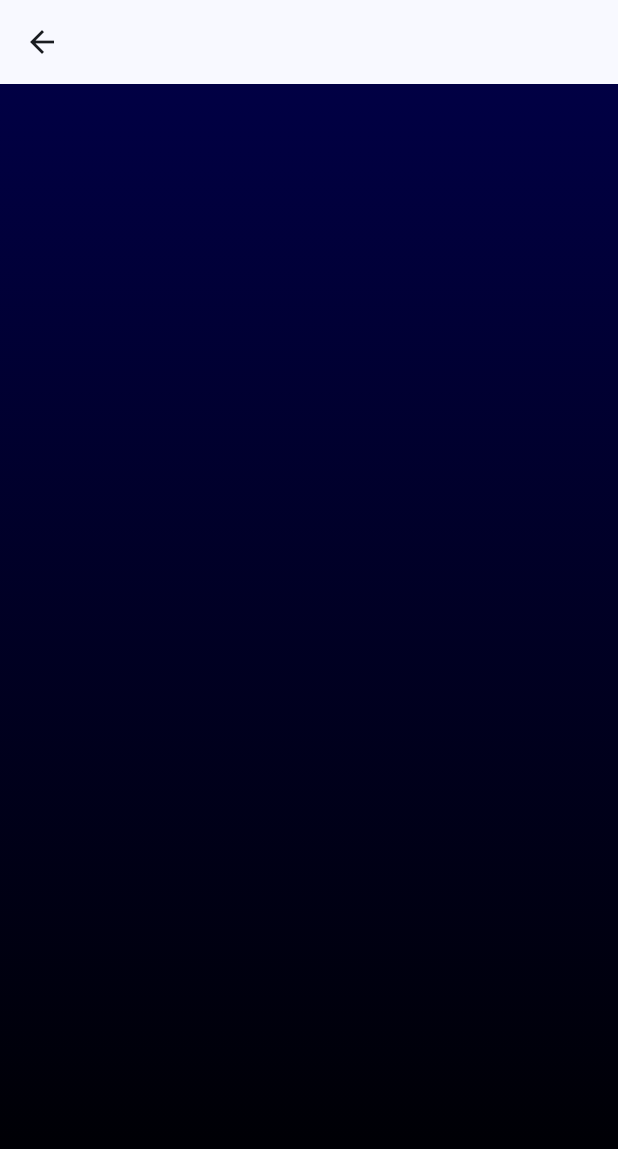
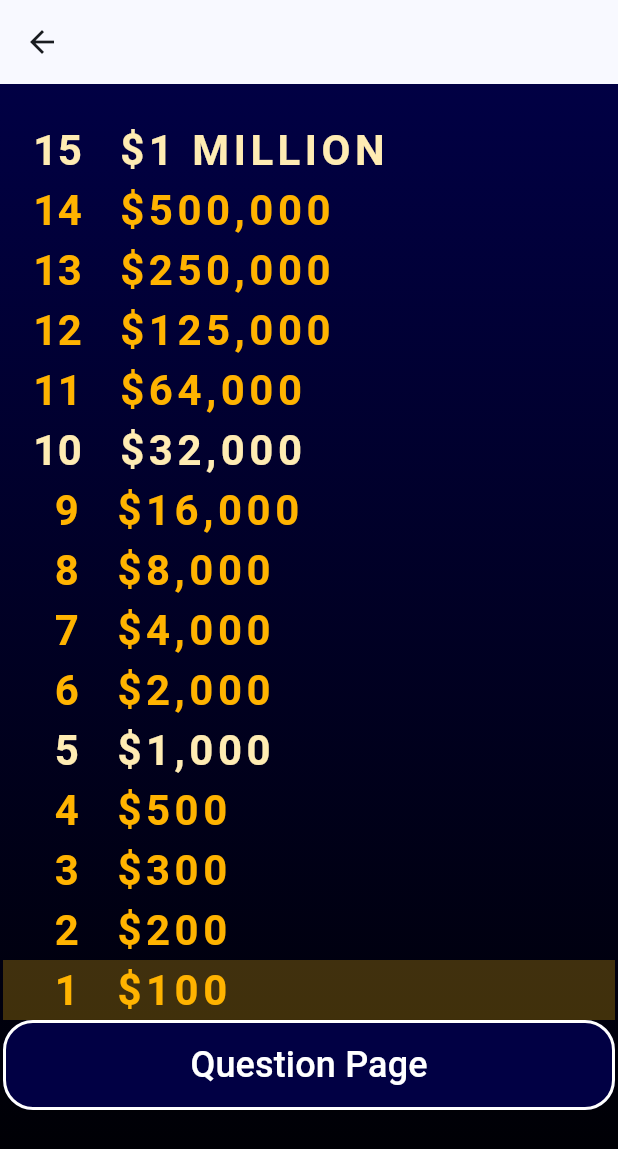
Before and after one commit to dompetriella/millionaire, a Flutter app: the MoneyPage screen opened directly, on a phone screen of 412 x 824 dp. Shown: the top 1149 px of the screen. Run offline on Flutter 3.47's test engine with Material 3 defaults, Android fonts, the light colour scheme and no system bars; our stand-ins replace flutter_riverpod, google_fonts, hexcolor.

Commit message:
added question and money pages

```diff
--- a/lib/main.dart
+++ b/lib/main.dart
@@ -1,5 +1,6 @@
 import 'package:flutter/material.dart';
 import 'package:flutter_riverpod/flutter_riverpod.dart';
+import 'package:google_fonts/google_fonts.dart';
 
 import 'pages/start_page.dart';
 
--- a/lib/pages/money_page.dart
+++ b/lib/pages/money_page.dart
@@ -1,11 +1,16 @@
 import 'package:flutter/material.dart';
+import 'package:flutter_riverpod/flutter_riverpod.dart';
 import 'package:hexcolor/hexcolor.dart';
+import 'package:millionaire/provider.dart';
 
-class MoneyPage extends StatelessWidget {
+import 'question_page.dart';
+import 'start_page.dart';
+
+class MoneyPage extends ConsumerWidget {
   const MoneyPage({super.key});
 
   @override
-  Widget build(BuildContext context) {
+  Widget build(BuildContext context, WidgetRef ref) {
     return Scaffold(
       appBar: AppBar(),
       body: Container(
@@ -14,7 +19,131 @@ class MoneyPage extends StatelessWidget {
                 begin: Alignment.topCenter,
                 end: Alignment.bottomCenter,
                 colors: [HexColor('010044'), Colors.black])),
+        child: Padding(
+          padding: const EdgeInsets.symmetric(vertical: 24, horizontal: 2),
+          child: ListView(
+            children: [
+              MoneyTreeLevel(
+                questionIndex: 15,
+                questionValue: '1 MILLION',
+              ),
+              MoneyTreeLevel(
+                questionIndex: 14,
+                questionValue: '500,000',
+              ),
+              MoneyTreeLevel(
+                questionIndex: 13,
+                questionValue: '250,000',
+              ),
+              MoneyTreeLevel(
+                questionIndex: 12,
+                questionValue: '125,000',
+              ),
+              MoneyTreeLevel(
+                questionIndex: 11,
+                questionValue: '64,000',
+              ),
+              MoneyTreeLevel(
+                questionIndex: 10,
+                questionValue: '32,000',
+              ),
+              MoneyTreeLevel(
+                questionIndex: 9,
+                questionValue: '16,000',
+              ),
+              MoneyTreeLevel(
+                questionIndex: 8,
+                questionValue: '8,000',
+              ),
+              MoneyTreeLevel(
+                questionIndex: 7,
+                questionValue: '4,000',
+              ),
+              MoneyTreeLevel(
+                questionIndex: 6,
+                questionValue: '2,000',
+              ),
+              MoneyTreeLevel(
+                questionIndex: 5,
+                questionValue: '1,000',
+              ),
+              MoneyTreeLevel(
+                questionIndex: 4,
+                questionValue: '500',
+              ),
+              MoneyTreeLevel(
+                questionIndex: 3,
+                questionValue: '300',
+              ),
+              MoneyTreeLevel(
+                questionIndex: 2,
+                questionValue: '200',
+              ),
+              MoneyTreeLevel(
+                questionIndex: 1,
+                questionValue: '100',
+              ),
+              MillionaireButton(
+                text: 'Question Page',
+                fontSize: 24,
+                onPressed: () {
+                  Navigator.push(
+                    context,
+                    MaterialPageRoute(
+                        builder: (context) => const QuestionPage()),
+                  );
+                },
+              ),
+            ],
+          ),
+        ),
       ),
     );
   }
 }
+
+class MoneyTreeLevel extends ConsumerWidget {
+  final int questionIndex;
+  final String questionValue;
+
+  const MoneyTreeLevel(
+      {super.key, required this.questionIndex, required this.questionValue});
+
+  @override
+  Widget build(BuildContext context, WidgetRef ref) {
+    return Container(
+      color: ref.watch(moneyTreeIndexProvider) == questionIndex
+          ? Colors.amber.withOpacity(.25)
+          : null,
+      child: Padding(
+        padding: const EdgeInsets.only(left: 20),
+        child: Row(
+          children: [
+            Text(
+              questionIndex > 9 ? questionIndex.toString() : '  $questionIndex',
+              style: TextStyle(
+                  color: questionIndex % 5 == 0
+                      ? Colors.amber.shade100
+                      : Colors.amber.shade600,
+                  fontSize: 28,
+                  fontWeight: FontWeight.w700),
+            ),
+            SizedBox(
+              width: 24,
+            ),
+            Text(
+              '\$$questionValue',
+              style: TextStyle(
+                  color: questionIndex % 5 == 0
+                      ? Colors.amber.shade100
+                      : Colors.amber.shade600,
+                  letterSpacing: 3,
+                  fontSize: 28,
+                  fontWeight: FontWeight.w700),
+            )
+          ],
+        ),
+      ),
+    );
+  }
+}
--- a/lib/pages/start_page.dart
+++ b/lib/pages/start_page.dart
@@ -2,6 +2,7 @@ import 'package:flutter/material.dart';
 import 'package:flutter_riverpod/flutter_riverpod.dart';
 import 'package:hexcolor/hexcolor.dart';
 import 'package:millionaire/pages/money_page.dart';
+import 'package:millionaire/pages/question_page.dart';
 
 class StartPage extends ConsumerWidget {
   const StartPage({super.key});
@@ -42,6 +43,7 @@ class StartPage extends ConsumerWidget {
           ),
           MillionaireButton(
             text: 'Start',
+            fontSize: 24,
             onPressed: () {
               Navigator.push(
                 context,
--- /dev/null
+++ b/lib/provider.dart
@@ -0,0 +1,5 @@
+import 'package:flutter_riverpod/flutter_riverpod.dart';
+
+final moneyTreeIndexProvider = StateProvider<int>((ref) {
+  return 1;
+});
--- a/pubspec.yaml
+++ b/pubspec.yaml
@@ -37,6 +37,7 @@ dependencies:
   cupertino_icons: ^1.0.2
   flutter_riverpod: ^2.4.8
   hexcolor: ^3.0.1
+  google_fonts: ^6.1.0
 
 dev_dependencies:
   flutter_test:
```
Also changed, not shown: lib/pages/question_page.dart (added, +52 -0 lines), pubspec.lock, 2 other files.
